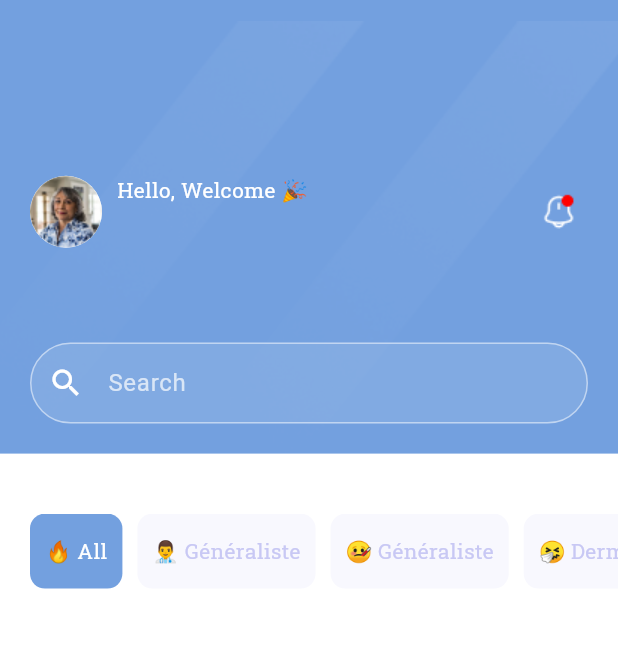
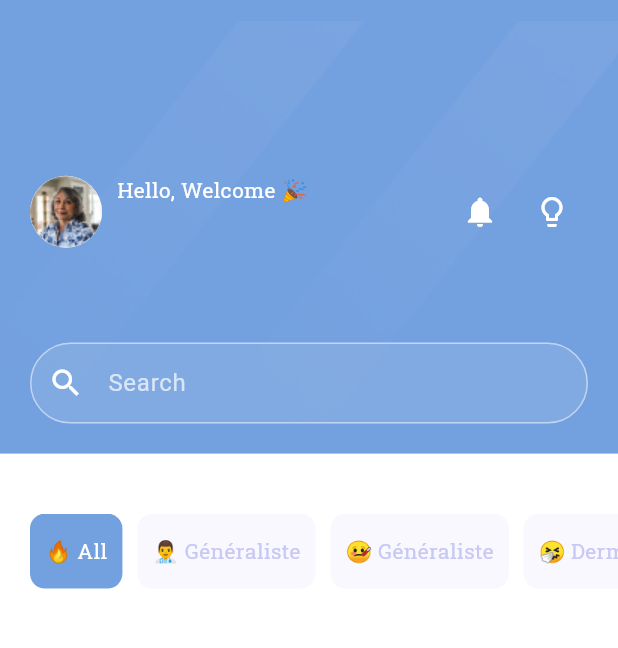
Before and after one commit to MalakDerbel1/doctor_appointment_app, a Flutter app: the BottomNavBar screen opened directly, on a phone screen of 412 x 824 dp, the part 63-711 px from its top. Run offline on Flutter 3.47's test engine with Material 3 defaults, Android fonts, the light colour scheme and no system bars; drawn by our look-alikes of auto_size_text; our stand-ins replace another_flutter_splash_screen, font_awesome_flutter, google_fonts, lottie, table_calendar.

Commit message:
notification && tips && logout

```diff
--- a/lib/screens/home_screen/home_screen.dart
+++ b/lib/screens/home_screen/home_screen.dart
@@ -10,11 +10,6 @@ import 'package:flutter/material.dart';
 import 'package:lottie/lottie.dart';
 
 class HomeScreen extends StatefulWidget {
-  final String firstName;
-  final String lastName;
-
-  final String email;
-
   const HomeScreen({
     super.key,
     required this.firstName,
@@ -22,133 +17,40 @@ class HomeScreen extends StatefulWidget {
     required this.email,
   });
 
+  final String email;
+  final String firstName;
+  final String lastName;
+
   @override
   State<HomeScreen> createState() => _HomeScreenState();
 }
 
 class _HomeScreenState extends State<HomeScreen> {
-  // Track the selected category index
-  int selectedIndex = 0;
+  // Define a filtered list of doctors based on search
+  List<DoctorModel> filteredDoctors = [];
 
+  // Sample notifications data
+  final List<String> notifications = [
+    "New appointment booked for tomorrow.",
+    "You have a new message from Dr. Smith.",
+    "Your appointment with Dr. Johnson is confirmed.",
+    "Your prescription is ready for pickup.",
+    "A new health tip is available for you."
+  ];
+  // Sample tips data
+  final List<String> tips = [
+    "Drink at least 8 glasses of water a day.",
+    "Exercise regularly to stay fit.",
+    "Take breaks and avoid sitting for long periods.",
+    "Get enough sleep to recharge your body.",
+    "Eat a balanced diet with plenty of fruits and vegetables."
+  ];
+  TextEditingController searchController = TextEditingController();
   // Track the search field value
   String searchQuery = '';
 
-  // Define a filtered list of doctors based on search
-  List<DoctorModel> filteredDoctors = [];
-  TextEditingController searchController = TextEditingController();
-
-  @override
-  Widget build(BuildContext context) {
-    // Filter doctors based on the search query
-    filteredDoctors = doctorList.where((doctor) {
-      final nameLower = doctor.doctorName.toLowerCase();
-      final specialityLower = doctor.speciality.toLowerCase();
-      final searchLower = searchQuery.toLowerCase();
-      return nameLower.contains(searchLower) ||
-          specialityLower.contains(searchLower);
-    }).toList();
-    print("searchQuery: ${searchQuery.isEmpty}");
-    return Scaffold(
-      backgroundColor: Colors.white,
-      body: SingleChildScrollView(
-        child: Column(
-          children: [
-            // Search Field
-            Container(
-              height: MediaQuery.of(context).size.height * 0.35,
-              width: double.infinity,
-              decoration: BoxDecoration(
-                color: primaryColor,
-                image: const DecorationImage(
-                  image: AssetImage(ImageConstant.homeTexture),
-                  fit: BoxFit.cover,
-                ),
-              ),
-              child: Padding(
-                padding: const EdgeInsets.all(20),
-                child: Column(
-                  mainAxisAlignment: MainAxisAlignment.spaceBetween,
-                  children: [
-                    mediumSpaceh,
-                    Row(
-                      children: [
-                        const CircleAvatar(
-                          radius: 24,
-                          backgroundColor: Colors.white,
-                          backgroundImage: AssetImage("assets/userImage.png"),
-                        ),
-                        smallSpacew,
-                        Column(
-                          crossAxisAlignment: CrossAxisAlignment.start,
-                          mainAxisAlignment: MainAxisAlignment.spaceBetween,
-                          children: [
-                            customTextWidget(
-                              text: "Hello, Welcome 🎉",
-                              fontSize: 14,
-                              fontWeight: FontWeight.w400,
-                              color: Colors.white,
-                            ),
-                            customTextWidget(
-                              // Afficher le prénom et le nom
-                              text: "${widget.lastName} ${widget.firstName}",
-                              fontSize: 20,
-                              fontWeight: FontWeight.w600,
-                              color: Colors.white,
-                            ),
-                          ],
-                        ),
-                        const Spacer(),
-                        Image.asset(
-                          ImageConstant.notificationIcon,
-                          height: 40,
-                        ),
-                      ],
-                    ),
-                    // Updated Search Field
-                    TransparentSearchField(
-                      controller: searchController,
-                      onSearch: (value) {
-                        setState(() {
-                          searchQuery = value;
-                        });
-                      },
-                      // hintText: "Search doctor by name or speciality...",
-                    ),
-                  ],
-                ),
-              ),
-            ),
-            mediumSpaceh,
-
-            // Show the normal UI if search query is empty
-            searchQuery.isEmpty
-                ? buildNormalUI()
-                : filteredDoctors.isNotEmpty
-                    ? buildFilteredDoctorList()
-                    : Padding(
-                        padding: const EdgeInsets.all(20),
-                        child: Column(
-                          mainAxisAlignment: MainAxisAlignment.center,
-                          children: [
-                            customTextWidget(
-                              text: "No doctor found.",
-                              fontSize: 16,
-                              fontWeight: FontWeight.w500,
-                              color: Colors.red,
-                            ),
-                            mediumSpaceh,
-                            Lottie.asset('assets/searchJson.json',
-                                height:
-                                    MediaQuery.of(context).size.height * 0.4,
-                                width: MediaQuery.of(context).size.width * 0.5),
-                          ],
-                        ),
-                      ),
-          ],
-        ),
-      ),
-    );
-  }
+  // Track the selected category index
+  int selectedIndex = 0;
 
   // Build the normal UI when no search is performed
   Widget buildNormalUI() {
@@ -627,4 +529,194 @@ class _HomeScreenState extends State<HomeScreen> {
       ),
     );
   }
+
+// Function to show tips list
+  void _showTips() {
+    showDialog(
+      context: context,
+      builder: (BuildContext context) {
+        return AlertDialog(
+          title: const Text("Health Tips"),
+          content: Container(
+            height: 200,
+            width: double.maxFinite,
+            child: ListView.builder(
+              itemCount: tips.length,
+              itemBuilder: (context, index) {
+                return ListTile(
+                  title: Text(tips[index]),
+                );
+              },
+            ),
+          ),
+          actions: [
+            TextButton(
+              onPressed: () {
+                Navigator.pop(context); // Close the dialog
+              },
+              child: const Text("Close"),
+            ),
+          ],
+        );
+      },
+    );
+  }
+
+// Function to show notification list
+  void _showNotifications() {
+    showDialog(
+      context: context,
+      builder: (BuildContext context) {
+        return AlertDialog(
+          title: const Text("Notifications"),
+          content: Container(
+            height: 200,
+            width: double.maxFinite,
+            child: ListView.builder(
+              itemCount: notifications.length,
+              itemBuilder: (context, index) {
+                return ListTile(
+                  title: Text(notifications[index]),
+                );
+              },
+            ),
+          ),
+          actions: [
+            TextButton(
+              onPressed: () {
+                Navigator.pop(context); // Close the dialog
+              },
+              child: const Text("Close"),
+            ),
+          ],
+        );
+      },
+    );
+  }
+
+  @override
+  Widget build(BuildContext context) {
+    // Filter doctors based on the search query
+    filteredDoctors = doctorList.where((doctor) {
+      final nameLower = doctor.doctorName.toLowerCase();
+      final specialityLower = doctor.speciality.toLowerCase();
+      final searchLower = searchQuery.toLowerCase();
+      return nameLower.contains(searchLower) ||
+          specialityLower.contains(searchLower);
+    }).toList();
+    print("searchQuery: ${searchQuery.isEmpty}");
+    return Scaffold(
+      backgroundColor: Colors.white,
+      body: SingleChildScrollView(
+        child: Column(
+          children: [
+            // Search Field
+            Container(
+              height: MediaQuery.of(context).size.height * 0.35,
+              width: double.infinity,
+              decoration: BoxDecoration(
+                color: primaryColor,
+                image: const DecorationImage(
+                  image: AssetImage(ImageConstant.homeTexture),
+                  fit: BoxFit.cover,
+                ),
+              ),
+              child: Padding(
+                padding: const EdgeInsets.all(20),
+                child: Column(
+                  mainAxisAlignment: MainAxisAlignment.spaceBetween,
+                  children: [
+                    mediumSpaceh,
+                    Row(
+                      children: [
+                        const CircleAvatar(
+                          radius: 24,
+                          backgroundColor: Colors.white,
+                          backgroundImage: AssetImage("assets/userImage.png"),
+                        ),
+                        smallSpacew,
+                        Column(
+                          crossAxisAlignment: CrossAxisAlignment.start,
+                          mainAxisAlignment: MainAxisAlignment.spaceBetween,
+                          children: [
+                            customTextWidget(
+                              text: "Hello, Welcome 🎉",
+                              fontSize: 14,
+                              fontWeight: FontWeight.w400,
+                              color: Colors.white,
+                            ),
+                            customTextWidget(
+                              // Afficher le prénom et le nom
+                              text: "${widget.lastName} ${widget.firstName}",
+                              fontSize: 20,
+                              fontWeight: FontWeight.w600,
+                              color: Colors.white,
+                            ),
+                          ],
+                        ),
+                        const Spacer(),
+                        // Notification Icon
+                        IconButton(
+                          onPressed:
+                              _showNotifications, // Show notifications when clicked
+                          icon: const Icon(
+                            Icons.notifications,
+                            color: Colors.white,
+                          ),
+                        ),
+                        // Lamp Icon for Tips
+                        IconButton(
+                          onPressed: _showTips, // Show tips when clicked
+                          icon: const Icon(
+                            Icons.lightbulb_outline,
+                            color: Colors.white,
+                          ),
+                        ),
+                      ],
+                    ),
+                    // Updated Search Field
+                    TransparentSearchField(
+                      controller: searchController,
+                      onSearch: (value) {
+                        setState(() {
+                          searchQuery = value;
+                        });
+                      },
+                      // hintText: "Search doctor by name or speciality...",
+                    ),
+                  ],
+                ),
+              ),
+            ),
+            mediumSpaceh,
+
+            // Show the normal UI if search query is empty
+            searchQuery.isEmpty
+                ? buildNormalUI()
+                : filteredDoctors.isNotEmpty
+                    ? buildFilteredDoctorList()
+                    : Padding(
+                        padding: const EdgeInsets.all(20),
+                        child: Column(
+                          mainAxisAlignment: MainAxisAlignment.center,
+                          children: [
+                            customTextWidget(
+                              text: "No doctor found.",
+                              fontSize: 16,
+                              fontWeight: FontWeight.w500,
+                              color: Colors.red,
+                            ),
+                            mediumSpaceh,
+                            Lottie.asset('assets/searchJson.json',
+                                height:
+                                    MediaQuery.of(context).size.height * 0.4,
+                                width: MediaQuery.of(context).size.width * 0.5),
+                          ],
+                        ),
+                      ),
+          ],
+        ),
+      ),
+    );
+  }
 }
--- a/lib/screens/settings/settings_screen.dart
+++ b/lib/screens/settings/settings_screen.dart
@@ -8,7 +8,7 @@ class SettingsScreen extends StatelessWidget {
     return Scaffold(
       appBar: AppBar(
         title: customTextWidget(
-            text: "Book an Appointment",
+            text: "Settings",
             fontSize: 20,
             fontWeight: FontWeight.w600,
             color: Colors.white),
--- a/pubspec.yaml
+++ b/pubspec.yaml
@@ -11,6 +11,8 @@ dependencies:
   flutter:
     sdk: flutter
   provider: ^5.0.0
+  flutter_datetime_picker: ^1.5.1
+
 
   # The following adds the Cupertino Icons font to your application.
   # Use with the CupertinoIcons class for iOS style icons.
```
Also changed, not shown: lib/bottom_nav_bar/bottom_nav_bar.dart (+6 -1 lines), pubspec.lock.
